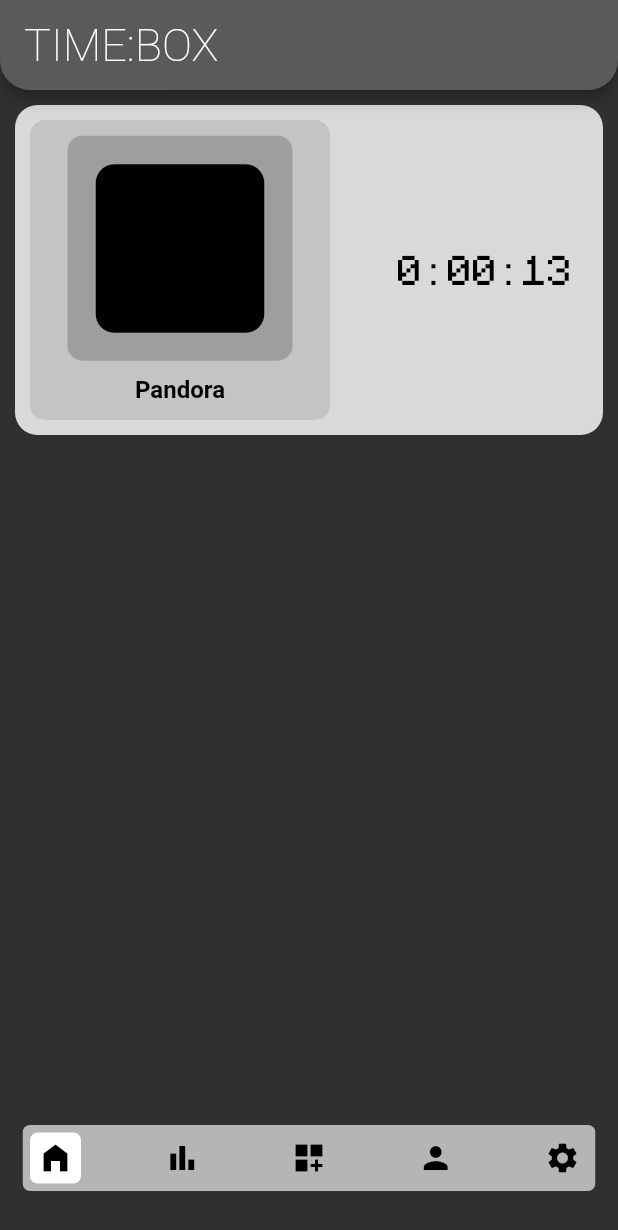
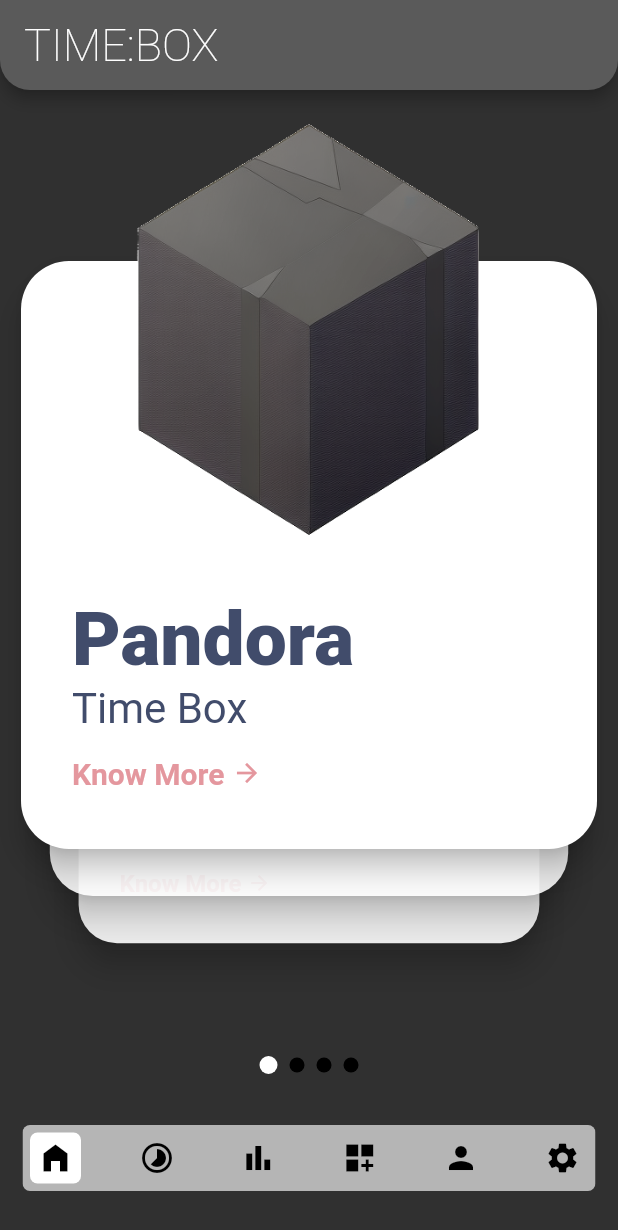
Before and after one commit to KristianSic/TimeBox, a Flutter app: the screen it shows after launch, on a phone screen of 412 x 824 dp. Shown: the top 1230 px of the screen. Run offline on Flutter 3.47's test engine with Material 2 defaults, Android fonts, the phone set to English and light mode, and no system bars; drawn by our look-alikes of card_swiper, google_nav_bar; our stand-ins replace flutter_slidable; Roboto replaces fonts that are missing (Avenir).

Commit message:
card_swiper screen, added images

```diff
--- a/lib/layouts/default.dart
+++ b/lib/layouts/default.dart
@@ -1,5 +1,6 @@
 import 'package:flutter/material.dart';
 import 'package:google_nav_bar/google_nav_bar.dart';
+import '../screens/planets.dart';
 import '../screens/devices.dart';
 import '../screens/history.dart';
 import '../screens/home.dart';
@@ -27,8 +28,12 @@ class _DefaultState extends State<Default> {
 
   static List<ListItem> pages = [
     ListItem(
+      label: 'test',
+      icon: Icons.home_filled,
+    ),
+    ListItem(
       label: 'home',
-      icon: Icons.home_filled,
+      icon: Icons.timelapse_sharp,
     ),
     ListItem(
       label: 'history',
@@ -69,6 +74,7 @@ class _DefaultState extends State<Default> {
         body: IndexedStack(
           index: selectedIndex,
           children: const [
+            Planets(),
             Home(),
             History(),
             Devices(),
--- /dev/null
+++ b/lib/models/planet.dart
@@ -0,0 +1,38 @@
+class PlanetInfo {
+  final int position;
+  final String name;
+  final String iconImage;
+  final String description;
+  final List<String> images;
+
+  PlanetInfo(
+    this.position, {
+    required this.name,
+    required this.iconImage,
+    required this.description,
+    required this.images,
+  });
+}
+
+List<PlanetInfo> planetInfo = [
+  PlanetInfo(1,
+      name: 'Pandora',
+      iconImage: 'assets/box_1.png',
+      description: "The Pandora's Box",
+      images: []),
+  PlanetInfo(2,
+      name: 'Alcatraz',
+      iconImage: 'assets/box_2.png',
+      description: "Alcatraz Island, prison",
+      images: []),
+  PlanetInfo(3,
+      name: 'Arkham',
+      iconImage: 'assets/box_3.png',
+      description: "The Arkham Asylum",
+      images: []),
+  PlanetInfo(4,
+      name: 'Covenant',
+      iconImage: 'assets/box_4.png',
+      description: "The Ark of the Covenant",
+      images: []),
+];
--- /dev/null
+++ b/lib/screens/planets.dart
@@ -0,0 +1,50 @@
+import 'package:card_swiper/card_swiper.dart';
+import 'package:flutter/material.dart';
+import '../models/planet.dart';
+import '../widgets/custom_card.dart';
+
+class Planets extends StatelessWidget {
+  const Planets({Key? key}) : super(key: key);
+
+  @override
+  Widget build(BuildContext context) {
+    return Scaffold(
+        backgroundColor: Colors.transparent,
+        body: Container(
+            width: double.infinity,
+            padding: const EdgeInsets.all(10),
+            child: Swiper(
+              itemCount: planetInfo.length,
+              itemWidth: MediaQuery.of(context).size.width,
+              itemHeight: MediaQuery.of(context).size.height,
+              layout: SwiperLayout.TINDER,
+              pagination: const SwiperPagination(
+                  builder: DotSwiperPaginationBuilder(
+                      color: Colors.black,
+                      activeColor: Colors.white,
+                      activeSize: 12,
+                      space: 4)),
+              itemBuilder: (context, index) {
+                return Stack(
+                  children: [
+                    Column(
+                      children: [
+                        const SizedBox(
+                          height: 100,
+                        ),
+                        CustomCard(
+                          name: planetInfo[index].name,
+                        ),
+                      ],
+                    ),
+                    SizedBox(
+                      width: double.infinity, // set width to fill parent
+                      height: 300,
+                      child: Image.asset(planetInfo[index].iconImage),
+                    )
+                  ],
+                );
+              },
+            )));
+  }
+}
--- /dev/null
+++ b/lib/theme/constants.dart
@@ -0,0 +1,10 @@
+import 'package:flutter/material.dart';
+
+Color primaryTextColor = const Color(0xFF414C6B);
+Color secondaryTextColor = const Color(0xFFE4979E);
+Color titleTextColor = Colors.white;
+Color contentTextColor = const Color(0xff868686);
+Color navigationColor = const Color(0xFF6751B5);
+Color gradientStartColor = const Color(0xFF4051A9);
+Color gradientEndColor = const Color(0xFF9354B9);
+Color dotColor = const Color(0xFFA87DCF);
--- /dev/null
+++ b/lib/widgets/custom_card.dart
@@ -0,0 +1,122 @@
+import 'package:flutter/material.dart';
+
+import '../theme/constants.dart';
+
+class CustomCard extends StatelessWidget {
+  final String name;
+
+  const CustomCard({Key? key, required this.name}) : super(key: key);
+
+  @override
+  Widget build(BuildContext context) {
+    return SizedBox(
+      height: 400,
+      child: Card(
+        elevation: 8,
+        shape: RoundedRectangleBorder(borderRadius: BorderRadius.circular(32)),
+        color: Colors.white,
+        child: Padding(
+          padding: const EdgeInsets.all(34.0),
+          child: SizedBox(
+            width: double.infinity,
+            child: Column(
+              mainAxisAlignment: MainAxisAlignment.end,
+              crossAxisAlignment: CrossAxisAlignment.start,
+              children: [
+                Text(
+                  name,
+                  style: TextStyle(
+                      color: primaryTextColor,
+                      fontWeight: FontWeight.w900,
+                      fontFamily: 'Avenir',
+                      fontSize: 50),
+                  textAlign: TextAlign.left,
+                ),
+                Text(
+                  "Time Box",
+                  style: TextStyle(
+                      color: primaryTextColor,
+                      fontWeight: FontWeight.w400,
+                      fontFamily: 'Avenir',
+                      fontSize: 28),
+                  textAlign: TextAlign.left,
+                ),
+                const SizedBox(
+                  height: 10,
+                ),
+                Material(
+                  type: MaterialType.transparency,
+                  child: InkWell(
+                    borderRadius: const BorderRadius.all(Radius.circular(5)),
+                    child: Container(
+                      padding: const EdgeInsets.only(top: 5, bottom: 5.0),
+                      child: Row(
+                        crossAxisAlignment: CrossAxisAlignment.center,
+                        mainAxisSize: MainAxisSize.min,
+                        children: [
+                          Text(
+                            "Know More",
+                            style: TextStyle(
+                                color: secondaryTextColor,
+                                fontWeight: FontWeight.w600,
+                                fontFamily: 'Avenir',
+                                fontSize: 20),
+                            textAlign: TextAlign.left,
+                          ),
+                          Padding(
+                            padding: const EdgeInsets.only(left: 5.0),
+                            child: Icon(
+                              Icons.arrow_forward,
+                              color: secondaryTextColor,
+                              size: 20,
+                            ),
+                          )
+                        ],
+                      ),
+                    ),
+                    onTap: () {},
+                  ),
+                ),
+                /*
+                Ink(
+                  padding: const EdgeInsets.all(5),
+                  decoration: BoxDecoration(
+                    color: Colors.red,
+                    borderRadius: BorderRadius.circular(15.0),
+                  ),
+                  child: InkWell(
+                    onTap: () {},
+                    child: Row(
+                      crossAxisAlignment: CrossAxisAlignment.center,
+                      mainAxisSize: MainAxisSize.min,
+                      children: [
+                        Text(
+                          "Know More",
+                          style: TextStyle(
+                              color: secondaryTextColor,
+                              fontWeight: FontWeight.w600,
+                              fontFamily: 'Avenir',
+                              fontSize: 20),
+                          textAlign: TextAlign.left,
+                        ),
+                        Padding(
+                          padding: const EdgeInsets.only(left: 5.0),
+                          child: Icon(
+                            Icons.arrow_forward,
+                            color: secondaryTextColor,
+                            size: 20,
+                          ),
+                        )
+                      ],
+                    ),
+                  ),
+                )
+                */
+              ],
+            ),
+          ),
+        ),
+      ),
+    );
+  }
+}
--- a/pubspec.yaml
+++ b/pubspec.yaml
@@ -38,6 +38,7 @@ dependencies:
   provider: ^6.0.5
   google_nav_bar: ^5.0.6
   flutter_slidable: ^2.0.0
+  card_swiper: ^2.0.4
 
 dev_dependencies:
   flutter_test:
```
Also changed, not shown: assets/box_1.png (added), assets/box_2.png (added), assets/box_3.png (added), assets/box_4.png (added), pubspec.lock.
